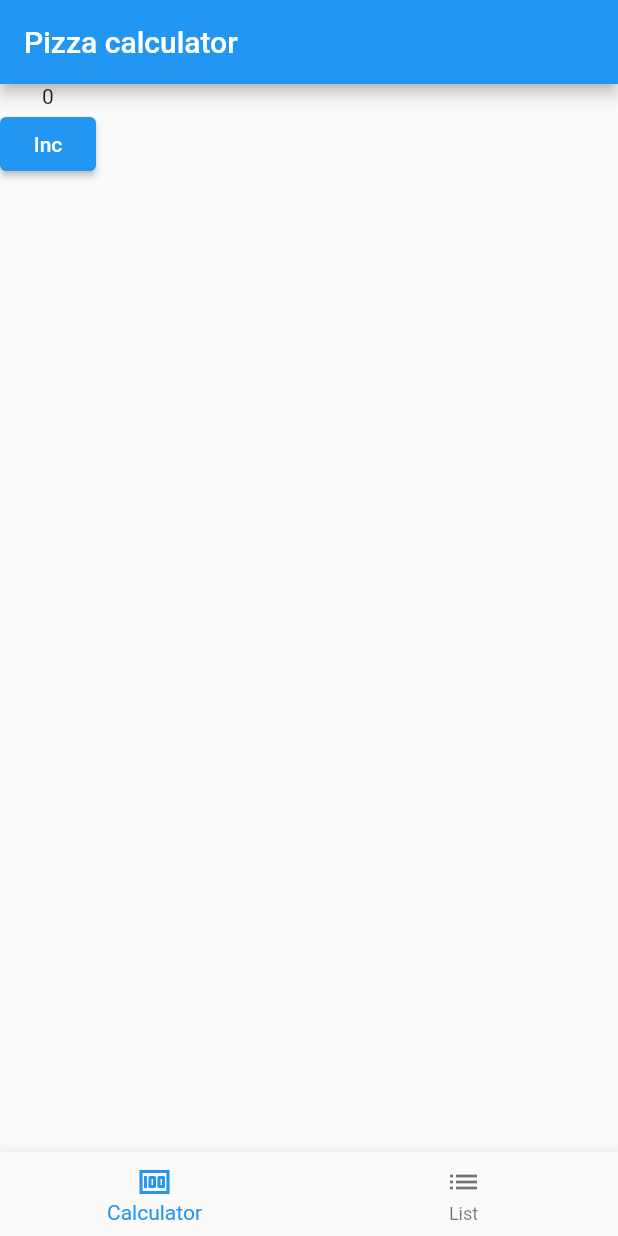
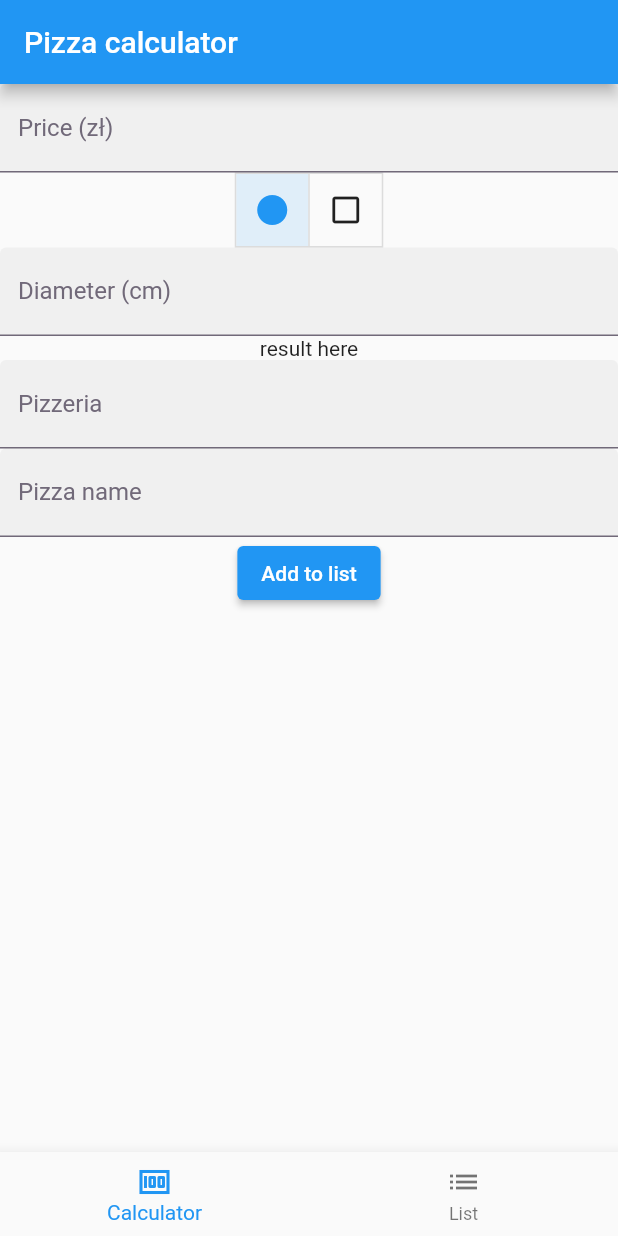
Before and after one commit to Buglik/PizzaCalc-Flutter, a Flutter app: the screen it shows after launch, on a phone screen of 412 x 824 dp. Run offline on Flutter 3.47's test engine with Material 2 defaults, Android fonts, the phone set to English and light mode, and no system bars.

Commit message:
Basic pizza adding

```diff
--- a/lib/models/list_data.dart
+++ b/lib/models/list_data.dart
@@ -4,11 +4,11 @@ import 'package:pizza_calc/models/pizza.dart';
 
 class ListData extends ChangeNotifier {
   final _pizzas = <Pizza>[
-    Pizza('15', 'pizza1', 10, 15, 'pizzeria1', Shape.round,
+    Pizza('pizza1', 10, 15, 'pizzeria1', Shape.round,
         Dimensions(15, null, null)),
-    Pizza('20', 'pizza2', 15, 30, 'pizzeria2', Shape.rectangle,
+    Pizza('pizza2', 15, 30, 'pizzeria2', Shape.rectangle,
         Dimensions(null, 20, 15)),
-    Pizza('10', 'pizza3', 12, 5, 'pizzeria1', Shape.round,
+    Pizza('pizza3', 12, 5, 'pizzeria1', Shape.round,
         Dimensions(15, null, null))
   ];
   int _counter;
--- a/lib/models/pizza.dart
+++ b/lib/models/pizza.dart
@@ -1,5 +1,4 @@
 class Pizza {
-  String id;
   String name;
   int cost;
   int result;
@@ -7,7 +6,7 @@ class Pizza {
   Shape shape;
   Dimensions dimensions;
 
-  Pizza(this.id, this.name, this.cost, this.result, this.pizzeriaName,
+  Pizza(this.name, this.cost, this.result, this.pizzeriaName,
       this.shape, this.dimensions);
 }
 
--- a/lib/screens/calculator.dart
+++ b/lib/screens/calculator.dart
@@ -1,9 +1,102 @@
 import 'package:flutter/material.dart';
 import 'package:pizza_calc/models/list_data.dart';
+import 'package:pizza_calc/models/pizza.dart';
 import 'package:provider/src/provider.dart';
 
-class PizzaCalculatorPage extends StatelessWidget {
+class PizzaCalculatorPage extends StatefulWidget {
   const PizzaCalculatorPage({Key? key}) : super(key: key);
+
+  @override
+  PizzaCalculatorPageState createState() {
+    return PizzaCalculatorPageState();
+  }
+}
+
+@override
+class PizzaCalculatorPageState extends State<PizzaCalculatorPage> {
+  final _formKey = GlobalKey<FormState>();
+
+  int? _diameter;
+  int? _width;
+  int? _height;
+  int? _price;
+  String? _pizzeriaName;
+  String? _name;
+
+  List<bool> _selections = [true, false];
+
+  int? _getResult() {
+    if (_selections[0]) {
+      return (((_diameter! / 2) * (_diameter! / 2) * 3.14) / _price!).round();
+    } else {}
+  }
+
+  Widget _DimensionWidget() {
+    if (_selections[0]) {
+      return TextFormField(
+        onChanged: (String? val) {
+          _diameter = int.parse(val!);
+        },
+        keyboardType: TextInputType.number,
+        initialValue: '',
+        decoration: const InputDecoration(
+          filled: true,
+          labelText: 'Diameter (cm)',
+          labelStyle: TextStyle(
+            color: Color(0xFF716979),
+          ),
+          enabledBorder: UnderlineInputBorder(
+            borderSide: BorderSide(color: Color(0xFF716979)),
+          ),
+        ),
+      );
+    } else {
+      return Row(
+        children: [
+          SizedBox(
+            width: 100,
+            child: TextFormField(
+              onChanged: (String? val) {
+                _width = int.parse(val!);
+              },
+              keyboardType: TextInputType.number,
+              initialValue: '',
+              decoration: const InputDecoration(
+                filled: true,
+                labelText: 'Width (cm)',
+                labelStyle: TextStyle(
+                  color: Color(0xFF716979),
+                ),
+                enabledBorder: UnderlineInputBorder(
+                  borderSide: BorderSide(color: Color(0xFF716979)),
+                ),
+              ),
+            ),
+          ),
+          SizedBox(
+            width: 100,
+            child: TextFormField(
+              onChanged: (String? val) {
+                _height = int.parse(val!);
+              },
+              keyboardType: TextInputType.number,
+              initialValue: '',
+              decoration: const InputDecoration(
+                filled: true,
+                labelText: 'Height (cm)',
+                labelStyle: TextStyle(
+                  color: Color(0xFF716979),
+                ),
+                enabledBorder: UnderlineInputBorder(
+                  borderSide: BorderSide(color: Color(0xFF716979)),
+                ),
+              ),
+            ),
+          ),
+        ],
+      );
+    }
+  }
 
   @override
   Widget build(BuildContext context) {
@@ -12,11 +105,101 @@ class PizzaCalculatorPage extends StatelessWidget {
       appBar: AppBar(
         title: const Text('Pizza calculator'),
       ),
-      body: Column(
-        children: <Widget>[
-          Text(listData.counter.toString()),
-          ElevatedButton(onPressed: listData.increment, child: Text('Inc'))
-        ],
+      body: Form(
+        key: _formKey,
+        child: Column(
+          children: <Widget>[
+            TextFormField(
+              onChanged: (String? val) {
+                _price = int.parse(val!);
+              },
+              keyboardType: TextInputType.number,
+              initialValue: '',
+              decoration: const InputDecoration(
+                filled: true,
+                labelText: 'Price (zł)',
+                labelStyle: TextStyle(
+                  color: Color(0xFF716979),
+                ),
+                enabledBorder: UnderlineInputBorder(
+                  borderSide: BorderSide(color: Color(0xFF716979)),
+                ),
+              ),
+            ),
+            ToggleButtons(
+              children: const <Widget>[
+                Icon(Icons.circle),
+                Icon(Icons.check_box_outline_blank),
+              ],
+              onPressed: (int index) {
+                setState(() {
+                  for (int buttonIndex = 0;
+                      buttonIndex < _selections.length;
+                      buttonIndex++) {
+                    if (buttonIndex == index) {
+                      _selections[buttonIndex] = true;
+                    } else {
+                      _selections[buttonIndex] = false;
+                    }
+                  }
+                });
+              },
+              isSelected: _selections,
+            ),
+            _DimensionWidget(),
+            Text('result here'),
+            TextFormField(
+              onChanged: (String? val) {
+                _pizzeriaName = val;
+              },
+              initialValue: '',
+              decoration: const InputDecoration(
+                filled: true,
+                labelText: 'Pizzeria',
+                labelStyle: TextStyle(
+                  color: Color(0xFF716979),
+                ),
+                enabledBorder: UnderlineInputBorder(
+                  borderSide: BorderSide(color: Color(0xFF716979)),
+                ),
+              ),
+            ),
+            TextFormField(
+              onChanged: (String? val) {
+                _name = val;
+              },
+              initialValue: '',
+              decoration: const InputDecoration(
+                filled: true,
+                labelText: 'Pizza name',
+                labelStyle: TextStyle(
+                  color: Color(0xFF716979),
+                ),
+                enabledBorder: UnderlineInputBorder(
+                  borderSide: BorderSide(color: Color(0xFF716979)),
+                ),
+              ),
+            ),
+            ElevatedButton(
+              onPressed: () {
+                _formKey.currentState!.save();
+                print(_getResult());
+                Pizza newPizza = Pizza(
+                    _name!,
+                    _price!,
+                    _getResult()!,
+                    _pizzeriaName!,
+                    _selections[0] ? Shape.round : Shape.rectangle,
+                    _selections[0]
+                        ? Dimensions(_diameter, null, null)
+                        : Dimensions(null, _width, _height));
+                listData.addPizza(newPizza);
+                print(_diameter);
+              },
+              child: const Text('Add to list'),
+            ),
+          ],
+        ),
       ),
     );
   }
```
